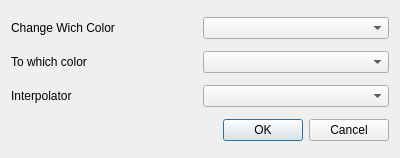
First picture: the form in branches/generator/dachangecolor.ui, repository jerobarraco/kafx, before the edit.
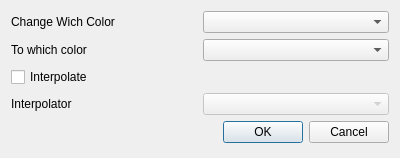
Second picture: the form after the edit.

Diff of the .ui file:
```diff
--- a/branches/generator/dachangecolor.ui
+++ b/branches/generator/dachangecolor.ui
@@ -42,6 +42,13 @@
      </item>
     </layout>
    </item>
+   <item>
+    <widget class="QCheckBox" name="checkBox">
+     <property name="text">
+      <string>Interpolate</string>
+     </property>
+    </widget>
+   </item>
    <item>
     <layout class="QHBoxLayout" name="horizontalLayout">
      <item>
@@ -52,7 +59,11 @@
       </widget>
      </item>
      <item>
-      <widget class="QComboBox" name="comboBox_3"/>
+      <widget class="QComboBox" name="comboBox_3">
+       <property name="enabled">
+        <bool>false</bool>
+       </property>
+      </widget>
      </item>
     </layout>
    </item>
```
Left out of the diff: 24 changed lines with no effect on the pictures.
